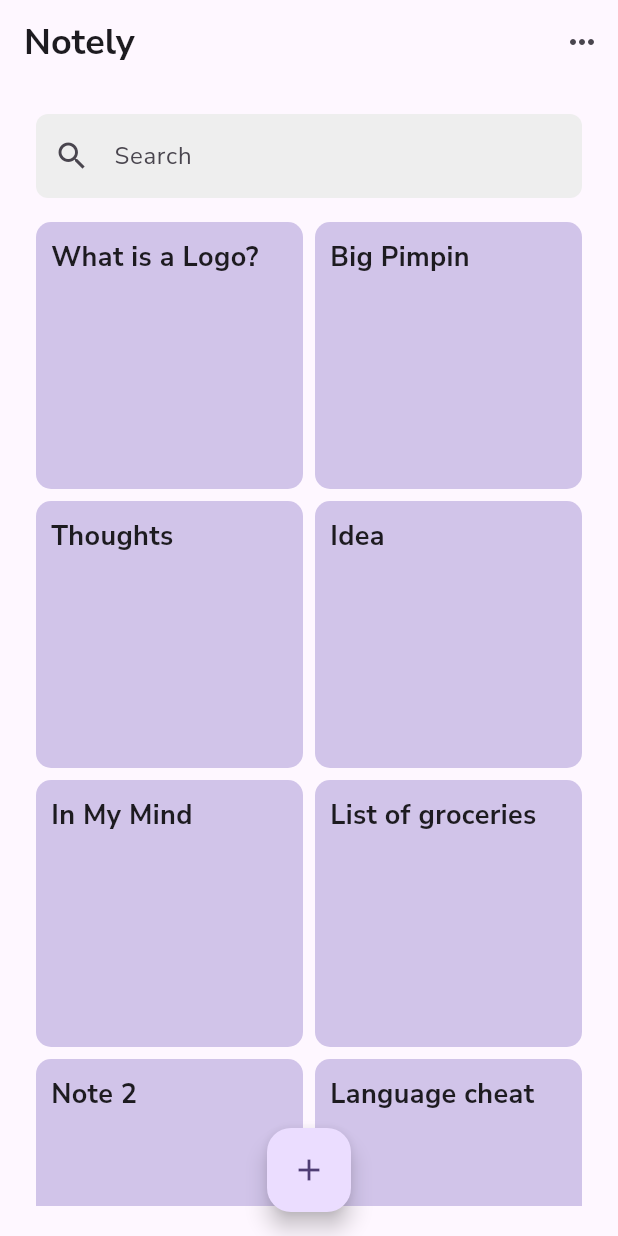
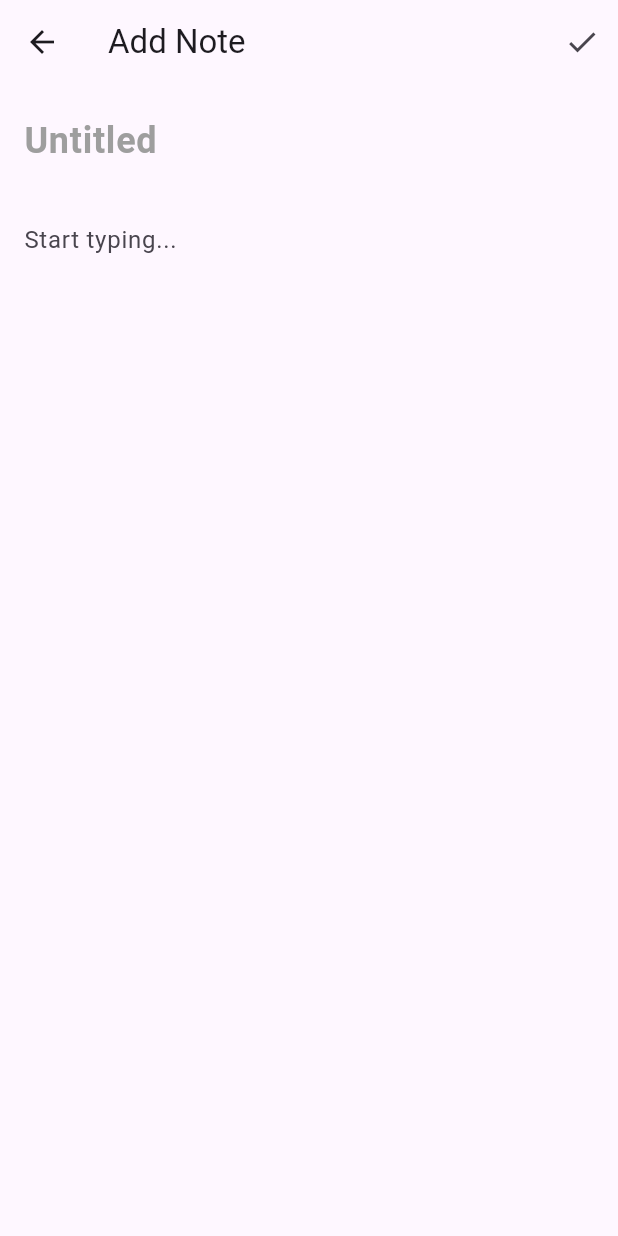
Before and after one commit to uzifauzi/Notes-App, a Flutter app: the screen it shows after launch, after a tap on the "add" icon, on a phone screen of 412 x 824 dp. Run offline on Flutter 3.47's test engine with Material 3 defaults, Android fonts, the phone set to English and light mode, and no system bars; our stand-ins replace flutter_riverpod, google_fonts, hive, hive_flutter; accounts and stored records are empty.

Commit message:
feat: added add note and detail note pages

```diff
--- a/lib/main.dart
+++ b/lib/main.dart
@@ -1,14 +1,19 @@
 import 'package:flutter/material.dart';
+import 'package:flutter_riverpod/flutter_riverpod.dart';
 import 'package:notes_app/screens/home_page.dart';
+import 'package:notes_app/themes/text_theme.dart';
 
-void main() {
-  runApp(const MyApp());
+import 'services/note_boxes.dart';
+
+void main() async {
+  WidgetsFlutterBinding.ensureInitialized();
+  await initHive();
+  runApp(const ProviderScope(child: MyApp()));
 }
 
 class MyApp extends StatelessWidget {
   const MyApp({super.key});
 
-  // This widget is the root of your application.
   @override
   Widget build(BuildContext context) {
     return MaterialApp(
@@ -16,8 +21,9 @@ class MyApp extends StatelessWidget {
       theme: ThemeData(
         colorScheme: ColorScheme.fromSeed(seedColor: Colors.deepPurple),
         useMaterial3: true,
+        textTheme: myTextTheme,
       ),
-      home: HomePage(),
+      home: const HomePage(),
     );
   }
 }
--- a/lib/provider/note_provider.dart
+++ b/lib/provider/note_provider.dart
@@ -12,4 +12,13 @@ class NoteNotifier extends StateNotifier<List<Note>> {
     final notes = notePersons.values.toList();
     state = notes;
   }
+
+  void addNotes(Note note) {
+    notePersons.put(note.title, note);
+    loadNotes();
+  }
 }
+
+final noteListProvider = StateNotifierProvider<NoteNotifier, List<Note>>((ref) {
+  return NoteNotifier();
+});
--- /dev/null
+++ b/lib/screens/add_note_page.dart
@@ -0,0 +1,78 @@
+import 'package:flutter/material.dart';
+import 'package:flutter_riverpod/flutter_riverpod.dart';
+import 'package:notes_app/provider/note_provider.dart';
+
+import '../models/note.dart';
+
+class AddNotePage extends ConsumerStatefulWidget {
+  const AddNotePage({super.key});
+
+  @override
+  ConsumerState<AddNotePage> createState() => _AddNotePageState();
+}
+
+class _AddNotePageState extends ConsumerState<AddNotePage> {
+  final titleController = TextEditingController();
+  final contentController = TextEditingController();
+
+  void _saveNote() {
+    final note = Note(
+      title: titleController.text,
+      content: contentController.text,
+      createdAt: DateTime.now(),
+    );
+
+    ref.read(noteListProvider.notifier).addNotes(note);
+    Navigator.pop(context);
+  }
+
+  @override
+  Widget build(BuildContext context) {
+    return Scaffold(
+      appBar: AppBar(
+        title: const Text('Add Note'),
+        actions: [
+          IconButton(
+            icon: const Icon(Icons.check),
+            onPressed: _saveNote,
+          ),
+        ],
+      ),
+      body: Padding(
+        padding: const EdgeInsets.symmetric(vertical: 12, horizontal: 16),
+        child: Column(
+          children: [
+            TextField(
+              controller: titleController,
+              decoration: const InputDecoration(
+                hintText: 'Untitled',
+                border: InputBorder.none,
+                hintStyle: TextStyle(
+                  fontSize: 24,
+                  fontWeight: FontWeight.bold,
+                  color: Colors.grey,
+                ),
+              ),
+              style: const TextStyle(
+                fontSize: 24,
+                fontWeight: FontWeight.bold,
+              ),
+            ),
+            const SizedBox(height: 16),
+            Expanded(
+              child: TextField(
+                controller: contentController,
+                decoration: const InputDecoration(
+                  hintText: 'Start typing...',
+                  border: InputBorder.none,
+                ),
+                maxLines: null, // Makes the text field grow with content
+                keyboardType: TextInputType.multiline,
+              ),
+            ),
+          ],
+        ),
+      ),
+    );
+  }
+}
--- a/lib/screens/home_page.dart
+++ b/lib/screens/home_page.dart
@@ -1,78 +1,67 @@
 import 'package:flutter/material.dart';
+
+import 'package:flutter_riverpod/flutter_riverpod.dart';
 import 'package:google_fonts/google_fonts.dart';
-import 'package:notes_app/widgets/note_card.dart';
-import 'package:notes_app/widgets/search_bar.dart';
+import 'package:notes_app/provider/note_provider.dart';
+import '../widgets/note_card.dart';
+import '../widgets/search_bar.dart';
+import 'add_note_page.dart';
 
-class HomePage extends StatelessWidget {
+class HomePage extends ConsumerWidget {
   const HomePage({super.key});
 
   @override
-  Widget build(BuildContext context) {
+  Widget build(BuildContext context, WidgetRef ref) {
+    final notes = ref.watch(noteListProvider);
+
     return Scaffold(
+      backgroundColor: Colors.white,
       appBar: AppBar(
-        title: Text(
-          'Notely',
-          style:
-              GoogleFonts.nunitoSans(fontSize: 24, fontWeight: FontWeight.bold),
-        ),
+        title:
+            Text('Notely', style: Theme.of(context).textTheme.headlineMedium),
+        backgroundColor: Colors.white,
+        elevation: 0,
         actions: [
           IconButton(
-              icon: const Icon(Icons.more_horiz_rounded), onPressed: () {})
+            icon: const Icon(Icons.more_vert, color: Colors.black),
+            onPressed: () {},
+          ),
         ],
       ),
-      body: const Padding(
-        padding: EdgeInsets.symmetric(horizontal: 16, vertical: 12),
+      body: Padding(
+        padding: const EdgeInsets.all(12),
         child: Column(
           children: [
-            SearchNoteBar(),
-            Expanded(child: NoteGrid()),
+            const SearchNoteBar(),
+            Expanded(
+              child: Padding(
+                padding: const EdgeInsets.all(8.0),
+                child: GridView.builder(
+                  itemCount: notes.length,
+                  gridDelegate: const SliverGridDelegateWithFixedCrossAxisCount(
+                    crossAxisCount: 2,
+                    crossAxisSpacing: 8,
+                    mainAxisSpacing: 8,
+                  ),
+                  itemBuilder: (context, index) {
+                    return NoteCard(note: notes[index]);
+                  },
+                ),
+              ),
+            ),
           ],
         ),
       ),
       floatingActionButton: FloatingActionButton(
-        onPressed: () {},
+        onPressed: () {
+          Navigator.push(
+            context,
+            MaterialPageRoute(builder: (context) => const AddNotePage()),
+          );
+        },
         child: const Icon(Icons.add),
       ),
       floatingActionButtonLocation: FloatingActionButtonLocation.centerFloat,
     );
   }
 }
-
-class NoteGrid extends StatelessWidget {
-  const NoteGrid({super.key});
-
-  @override
-  Widget build(BuildContext context) {
-    final List<Map<String, String>> notes = [
-      {
-        "title": "What is a Logo?",
-        "content": "This question probably conjures..."
-      },
-      {"title": "Big Pimpin", "content": "Nigga, it's the big Southern rap..."},
-      {"title": "Thoughts", "content": "For all we know, We might not see..."},
-      {"title": "Idea", "content": "Create screens for note app before..."},
-      {"title": "In My Mind", "content": "Sometimes I randomly like to..."},
-      {
-        "title": "List of groceries",
-        "content": "-Tomatoes\n-Insecticide\n-Eggs..."
-      },
-      {"title": "Note 2", "content": "It is a process of reviewing..."},
-      {"title": "Language cheat", "content": "-Spanish\n-Yoruba"},
-    ];
-
-    return Padding(
-      padding: const EdgeInsets.all(8.0),
-      child: GridView.builder(
-        itemCount: notes.length,
-        gridDelegate: const SliverGridDelegateWithFixedCrossAxisCount(
-          crossAxisCount: 2,
-          crossAxisSpacing: 8,
-          mainAxisSpacing: 8,
-        ),
-        itemBuilder: (context, index) {
-          return NoteCard(note: notes[index]);
-        },
-      ),
-    );
-  }
-}
--- a/lib/services/note_boxes.dart
+++ b/lib/services/note_boxes.dart
@@ -3,3 +3,9 @@ import 'package:hive_flutter/hive_flutter.dart';
 import '../models/note.dart';
 
 late Box<Note> notePersons;
+
+Future<void> initHive() async {
+  await Hive.initFlutter();
+  Hive.registerAdapter(NoteAdapter());
+  notePersons = await Hive.openBox<Note>('notesBox');
+}
--- /dev/null
+++ b/lib/themes/text_theme.dart
@@ -0,0 +1,12 @@
+import 'package:flutter/material.dart';
+import 'package:google_fonts/google_fonts.dart';
+
+final myTextTheme = TextTheme(
+  headlineMedium:
+      GoogleFonts.nunitoSans(fontSize: 20, fontWeight: FontWeight.bold),
+  labelMedium: GoogleFonts.nunitoSans(
+      fontSize: 16, fontWeight: FontWeight.w500, color: Colors.grey),
+  titleMedium:
+      GoogleFonts.nunitoSans(fontSize: 18, fontWeight: FontWeight.w700),
+  bodyMedium: GoogleFonts.nunitoSans(fontSize: 12, fontWeight: FontWeight.w500),
+);
--- a/lib/widgets/note_card.dart
+++ b/lib/widgets/note_card.dart
@@ -1,14 +1,25 @@
 import 'package:flutter/material.dart';
 import 'package:google_fonts/google_fonts.dart';
+import 'package:notes_app/screens/detail_notes.dart';
+
+import '../models/note.dart';
 
 class NoteCard extends StatelessWidget {
   const NoteCard({super.key, required this.note});
 
-  final Map<String, String> note;
+  final Note note;
 
   @override
   Widget build(BuildContext context) {
-    return Container(
+    return GestureDetector(
+      onTap: () {
+        Navigator.push(
+            context,
+            MaterialPageRoute(
+              builder: (context) => NoteDetailPage(note: note),
+            ));
+      },
+      child: Container(
         padding: const EdgeInsets.all(10.0),
         decoration: BoxDecoration(
           color: Colors.deepPurple[100],
@@ -18,11 +29,11 @@ class NoteCard extends StatelessWidget {
           crossAxisAlignment: CrossAxisAlignment.start,
           children: [
             Text(
-            note["title"]!,
-            style: GoogleFonts.nunitoSans(
-                fontWeight: FontWeight.w700, fontSize: 18),
+              note.title,
+              style: Theme.of(context).textTheme.titleMedium,
             )
           ],
+        ),
       ),
     );
   }
--- a/lib/widgets/search_bar.dart
+++ b/lib/widgets/search_bar.dart
@@ -13,7 +13,7 @@ class SearchNoteBar extends StatelessWidget {
       child: TextField(
         decoration: InputDecoration(
           hintText: 'Search',
-          hintStyle: GoogleFonts.nunitoSans(),
+          hintStyle: Theme.of(context).textTheme.labelMedium,
           prefixIcon: const Icon(Icons.search),
           border: OutlineInputBorder(
             borderRadius: BorderRadius.circular(8.0),
--- a/pubspec.yaml
+++ b/pubspec.yaml
@@ -39,6 +39,7 @@ dependencies:
   hive_flutter: ^1.1.0
   hive: ^2.2.3
   flutter_riverpod: ^2.5.1
+  uuid: ^4.4.2
 
 dev_dependencies:
   flutter_test:
```
Also changed, not shown: lib/screens/detail_notes.dart (added, +48 -0 lines), pubspec.lock. Lines whose indentation alone changed are shown as unchanged.
